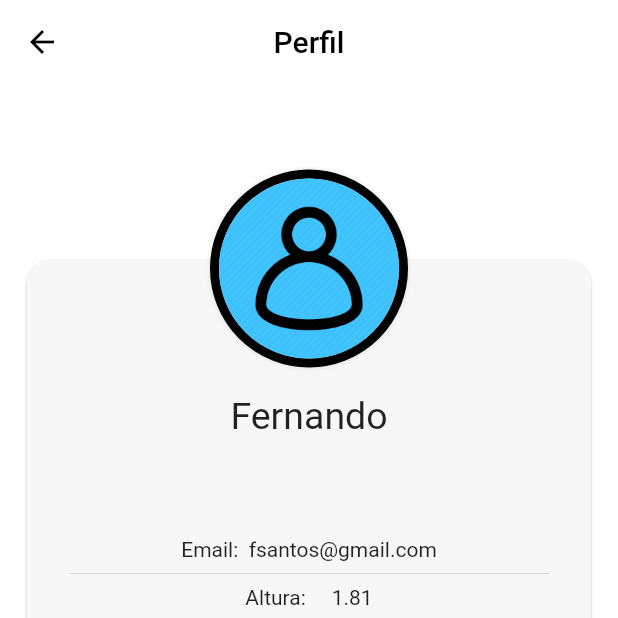
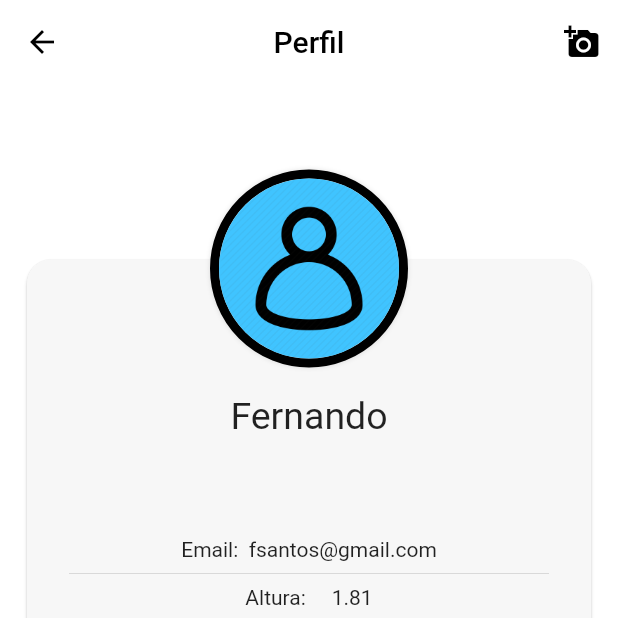
Before and after one commit to fernandosaints/HomeFit, a Flutter app: the Perfil screen opened directly, on a phone screen of 412 x 824 dp, the top half of it. Run offline on Flutter 3.47's test engine with Material 2 defaults, Android fonts, the light colour scheme and no system bars; drawn by our look-alikes of percent_indicator; our stand-ins replace firebase_auth, flutter_swiper, image_picker, rflutter_alert; accounts and stored records are empty.

Commit message:
adicionando imagem no perfil

```diff
--- a/lib/UI/MyCard.dart
+++ b/lib/UI/MyCard.dart
@@ -26,7 +26,7 @@ class MyCard extends StatelessWidget {
       child: Column(
         mainAxisAlignment: MainAxisAlignment.spaceAround,
         children: <Widget>[
-          Card(
+          Expanded(
             child:Container(
               padding: const EdgeInsets.all(8.0),
               child: Image.asset(
--- a/lib/UI/Perfil.dart
+++ b/lib/UI/Perfil.dart
@@ -1,4 +1,6 @@
+import 'dart:io';
 import 'package:flutter/material.dart';
+import 'package:image_picker/image_picker.dart';
 import 'package:percent_indicator/percent_indicator.dart';
 
 class Perfil extends StatefulWidget {
@@ -17,6 +19,7 @@ class Perfil extends StatefulWidget {
 }
 
 class _PerfilState extends State<Perfil> {
+
   bool _editMode = false;
   TextEditingController _displayNameController;
   String _titleText;
@@ -35,6 +38,17 @@ class _PerfilState extends State<Perfil> {
     super.initState();
   }
 
+  File _image;
+  final picker = ImagePicker();
+
+  Future getImage() async {
+    final pickedFile = await picker.getImage(source: ImageSource.camera);
+
+    setState(() {
+      _image = File(pickedFile.path);
+    });
+  }
+
   @override
   Widget build(BuildContext context) {
     return Scaffold(
@@ -47,6 +61,15 @@ class _PerfilState extends State<Perfil> {
         iconTheme: IconThemeData(
           color: Colors.black
         ),
+        actions: <Widget>[
+          IconButton(
+            icon: Icon(
+              Icons.add_a_photo,
+              color: Colors.black,
+            ),
+            onPressed: getImage,
+          )
+        ],
       ),
       body: Center(
         child: Padding(
@@ -152,7 +175,7 @@ class _PerfilState extends State<Perfil> {
                       tag: 'Perfil',
                       child: CircleAvatar(
                         backgroundColor: Colors.lightBlueAccent,
-                        backgroundImage: AssetImage('assets/avatar.png'),
+                        backgroundImage: _image == null ? AssetImage('assets/avatar.png') : FileImage(_image),
                         radius: 60,
                       ),
                     ),
--- a/pubspec.yaml
+++ b/pubspec.yaml
@@ -29,6 +29,7 @@ dependencies:
   firebase_database: ^3.0.7
   flutter_launcher_icons: ^0.7.3
   rflutter_alert: ^1.0.2
+  image_picker: ^0.6.7
 
 dev_dependencies:
   flutter_test:
```
Also changed, not shown: lib/UI/LoginSignupPage.dart (line endings or trailing spaces).
